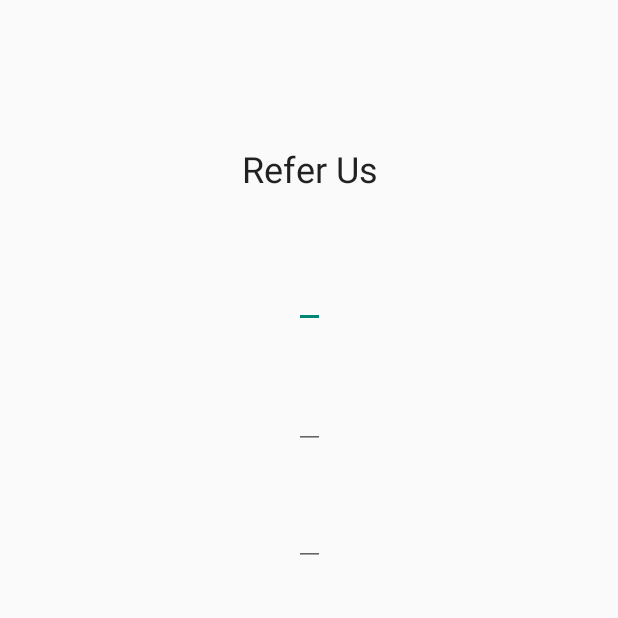
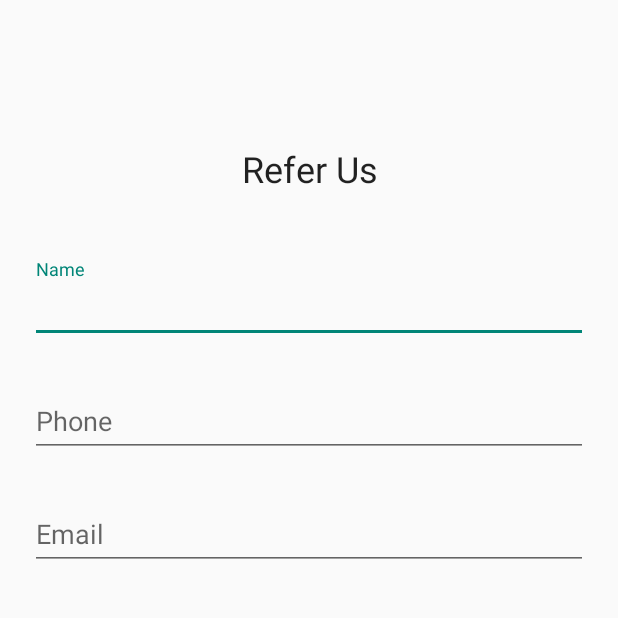
Before and after one commit to arjangupta/plains_paris_referral_app, an Android app: the GetReferralInfo screen opened directly, with no data from a screen before it, on a phone screen of 412 x 824 dp, the top half of it. Before the commit the part shown is almost empty. Run offline under Robolectric (Android 15) with nearby library versions, the phone set to English and light mode, and no system bars.

Commit message:
Improve the margins of the existing fields, also add a 4th field for a message

```diff
--- a/app/src/main/res/layout/activity_get_referral_info.xml
+++ b/app/src/main/res/layout/activity_get_referral_info.xml
@@ -26,8 +26,11 @@
 
     <android.support.design.widget.TextInputLayout
         android:id="@+id/name_input_layout"
-        android:layout_width="wrap_content"
+        android:layout_width="match_parent"
         android:layout_height="wrap_content"
+        android:layout_marginLeft="20dp"
+        android:layout_marginRight="20dp"
+        android:layout_marginTop="20dp"
         android:layout_marginBottom="575dp"
         app:layout_constraintBottom_toBottomOf="parent"
         app:layout_constraintEnd_toEndOf="parent"
@@ -37,13 +40,15 @@
         <android.support.design.widget.TextInputEditText
             android:layout_width="match_parent"
             android:layout_height="wrap_content"
-            android:hint="Phone Number"/>
+            android:hint="Name"/>
     </android.support.design.widget.TextInputLayout>
 
     <android.support.design.widget.TextInputLayout
         android:id="@+id/phone_number_input_layout"
-        android:layout_width="wrap_content"
+        android:layout_width="match_parent"
         android:layout_height="wrap_content"
+        android:layout_marginLeft="20dp"
+        android:layout_marginRight="20dp"
         android:layout_marginBottom="500dp"
         app:layout_constraintBottom_toBottomOf="parent"
         app:layout_constraintEnd_toEndOf="parent"
@@ -53,13 +58,15 @@
         <android.support.design.widget.TextInputEditText
             android:layout_width="match_parent"
             android:layout_height="wrap_content"
-            android:hint="Phone Number"/>
+            android:hint="Phone"/>
     </android.support.design.widget.TextInputLayout>
 
     <android.support.design.widget.TextInputLayout
         android:id="@+id/email_input_layout"
-        android:layout_width="wrap_content"
+        android:layout_width="match_parent"
         android:layout_height="wrap_content"
+        android:layout_marginLeft="20dp"
+        android:layout_marginRight="20dp"
         android:layout_marginBottom="425dp"
         app:layout_constraintBottom_toBottomOf="parent"
         app:layout_constraintEnd_toEndOf="parent"
@@ -72,4 +79,23 @@
             android:hint="Email"/>
     </android.support.design.widget.TextInputLayout>
 
+    <android.support.design.widget.TextInputLayout
+        android:id="@+id/message_input_layout"
+        android:layout_width="match_parent"
+        android:layout_height="200dp"
+        android:layout_marginLeft="20dp"
+        android:layout_marginRight="20dp"
+        android:layout_marginTop="230dp"
+        android:layout_marginBottom="425dp"
+        app:layout_constraintBottom_toBottomOf="parent"
+        app:layout_constraintEnd_toEndOf="parent"
+        app:layout_constraintStart_toStartOf="parent"
+        app:layout_constraintTop_toBottomOf="@+id/email_input_layout">
+
+        <android.support.design.widget.TextInputEditText
+            android:layout_width="match_parent"
+            android:layout_height="wrap_content"
+            android:hint="Message"/>
+    </android.support.design.widget.TextInputLayout>
+
 </android.support.constraint.ConstraintLayout>
```
